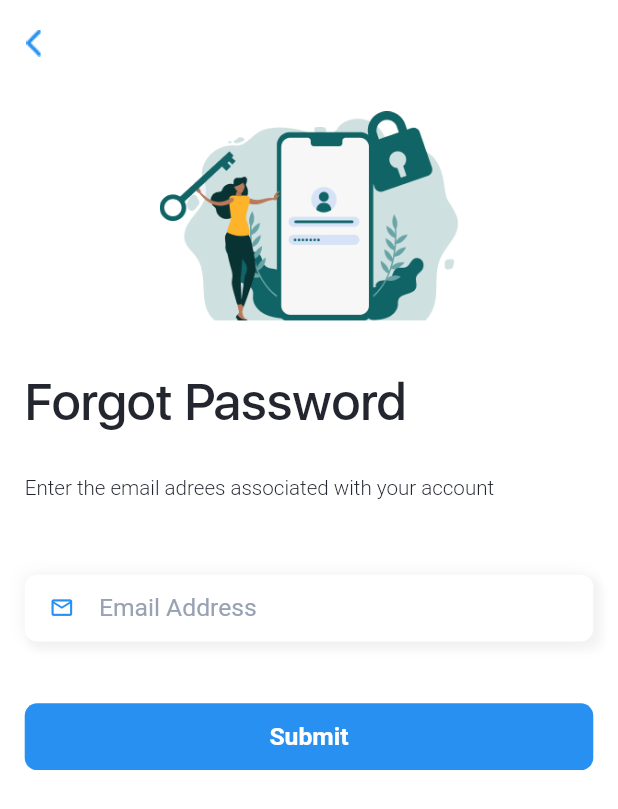
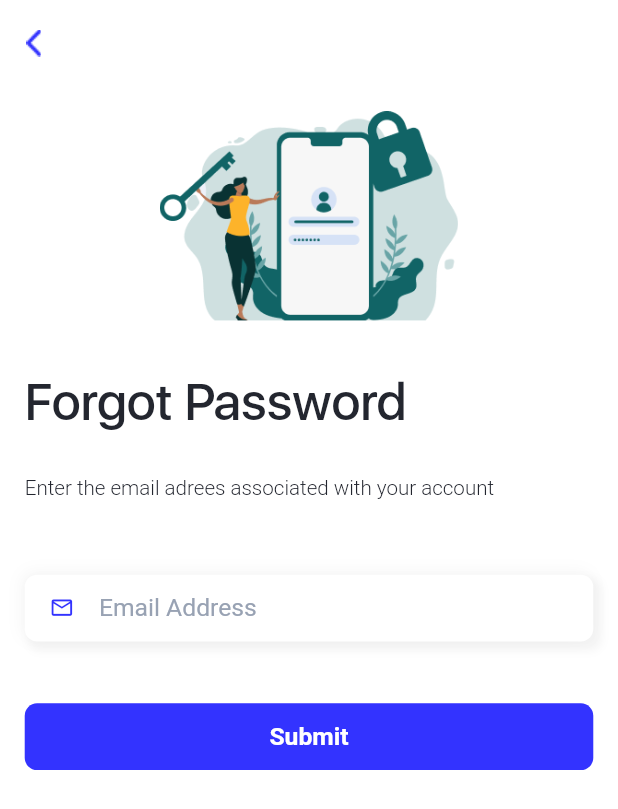
Before and after one commit to IshfaqRana/learn_ai, a Flutter app: the ForgetPassword screen opened directly, on a phone screen of 412 x 824 dp. Shown: the top 809 px of the screen. Run offline on Flutter 3.47's test engine with Material 2 defaults, Android fonts, the phone set to English and light mode, and no system bars; our stand-ins replace dio, flutter_image_compress, flutter_styled_toast, fluttertoast, get, ionicons and 4 more; missing offline and left inert: advance_pdf_viewer2, dio_logging_interceptor, document_scanner_flutter; accounts and stored records are empty; Roboto replaces fonts that are missing (SFDisplayLight, SFDisplaySemiBold); project files that could hold a hidden picture were left out.

Commit message:
ui changes

```diff
--- a/lib/main.dart
+++ b/lib/main.dart
@@ -25,7 +25,7 @@ class MyApp extends StatelessWidget {
         debugShowCheckedModeBanner: false,
         title: 'Flutter Demo',
         theme: ThemeData(
-          primaryColor: AppColors.lightBlue,
+          primaryColor: AppColors.kWhite,
         ),
         home: const SplashScreen(),
       );
--- a/lib/presentations/screens/login/login_view.dart
+++ b/lib/presentations/screens/login/login_view.dart
@@ -3,7 +3,6 @@ import 'package:flutter/material.dart';
 import 'package:get/get.dart';
 import 'package:ionicons/ionicons.dart';
 import 'package:learn_ai/presentations/screens/login/login_controller.dart';
-import 'package:shared_preferences/shared_preferences.dart';
 import 'package:sizer/sizer.dart';
 
 import '../../../utils/app_colors.dart';
@@ -11,7 +10,6 @@ import '../../../utils/app_images.dart';
 import '../../../utils/app_utils.dart';
 import '../../../utils/text_styles.dart';
 import '../../widgets/custom_button.dart';
-import '../forget_password/forget_password_view.dart';
 import '../signup/signup_view.dart';
 
 class LoginView extends StatelessWidget {
--- a/lib/utils/app_colors.dart
+++ b/lib/utils/app_colors.dart
@@ -13,8 +13,11 @@ class AppColors {
   static Color kText = const Color(0xFF98A2B3);
   static Color blue = const Color(0xFF0000FF);
   static Color hardBlue = const Color(0xFF140C8C);
-  static Color lightBlue = Color.fromARGB(255, 39, 144, 241);
+  static Color lightBlue = const Color(0xFF3333ff);
   static Color lightBlue1 = const Color(0xFFAED6F1);
   static Color chatGPTBGColor = const Color(0xFF1ED8B9);
   static Color red = const Color(0xFFFF0010);
+  static Color green1 = const Color(0xFF2ECC71);
+  static Color green2 = const Color(0xFF27AE60);
+  static Color green3 = const Color(0xFF16A085);
 }
--- a/lib/utils/text_styles.dart
+++ b/lib/utils/text_styles.dart
@@ -199,6 +199,16 @@ class AppTextStyles {
       fontSize: 12.sp,
       fontWeight: FontWeight.bold,
       fontFamily: AppFont.sFDisplaySemibold);
+  static TextStyle regWhiteBold20 = TextStyle(
+      color: AppColors.kWhite,
+      fontSize: 20.sp,
+      fontWeight: FontWeight.bold,
+      fontFamily: AppFont.sFDisplayBold);
+  static TextStyle regWhiteBold15 = TextStyle(
+      color: AppColors.kWhite,
+      fontSize: 15.sp,
+      fontWeight: FontWeight.bold,
+      fontFamily: AppFont.sFDisplayBold);
   static TextStyle regWhite13 = TextStyle(
       color: AppColors.kWhite,
       fontSize: 13.sp,
```
Also changed, not shown: lib/presentations/screens/answer_screen/detail_screen.dart (+4 -4 lines), lib/presentations/screens/home/home_view.dart (+77 -30 lines), lib/presentations/widgets/curved_app_bar.dart (added, +17 -0 lines).
